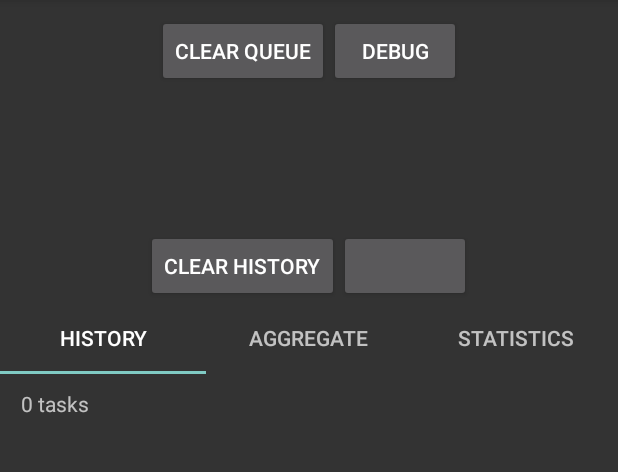
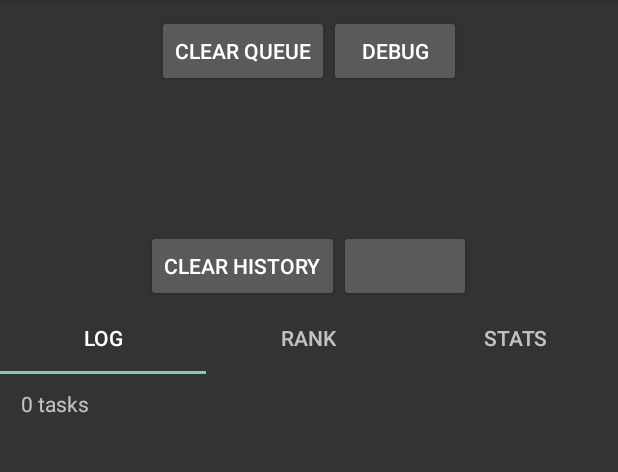
Before and after one commit to bernardorufino/android-transfer, an Android app: the screen it shows after launch (MainActivity), on a phone screen of 412 x 824 dp, the part 84-556 px from its top. Run offline under Robolectric (Android 15) with nearby library versions, the phone set to English and light mode, and no system bars; our stand-ins replace data binding.

Commit message:
Rename tabs

```diff
--- a/main/src/main/java/com/brufino/android/playground/components/main/MainActivity.java
+++ b/main/src/main/java/com/brufino/android/playground/components/main/MainActivity.java
@@ -73,9 +73,9 @@ public class MainActivity extends AppCompatActivity
         binding.setActions(new Actions());
         PagerAdapter adapter =
                 FixedFragmentsPagerAdapter.builder(getSupportFragmentManager())
-                        .add("History", HistoryFragment::new)
-                        .add("Aggregate", AggregateFragment::new)
-                        .add("Statistics", StatisticsFragment::new)
+                        .add("Log", HistoryFragment::new)
+                        .add("Rank", AggregateFragment::new)
+                        .add("Stats", StatisticsFragment::new)
                         .build();
         binding.display.setAdapter(adapter);
     }
```
